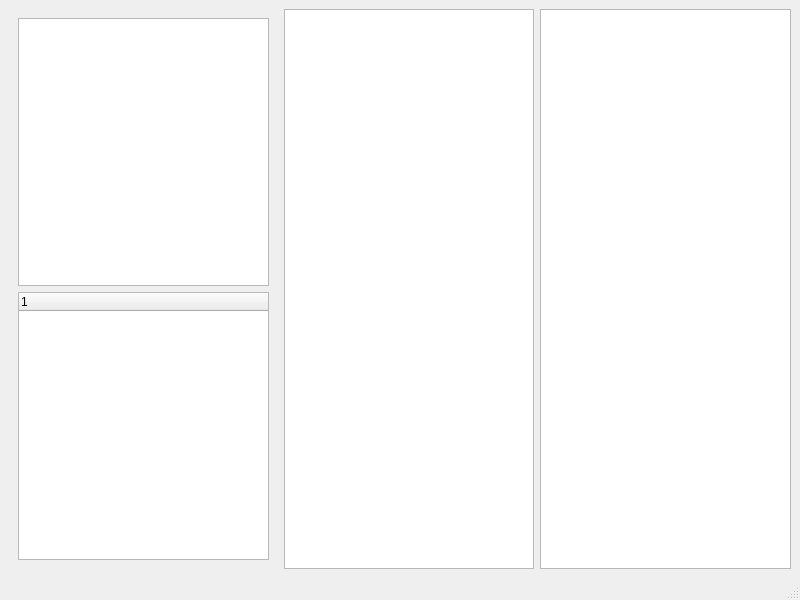
notmikeb/workspace, file btday/btdaycase.ui: the form before one commit.
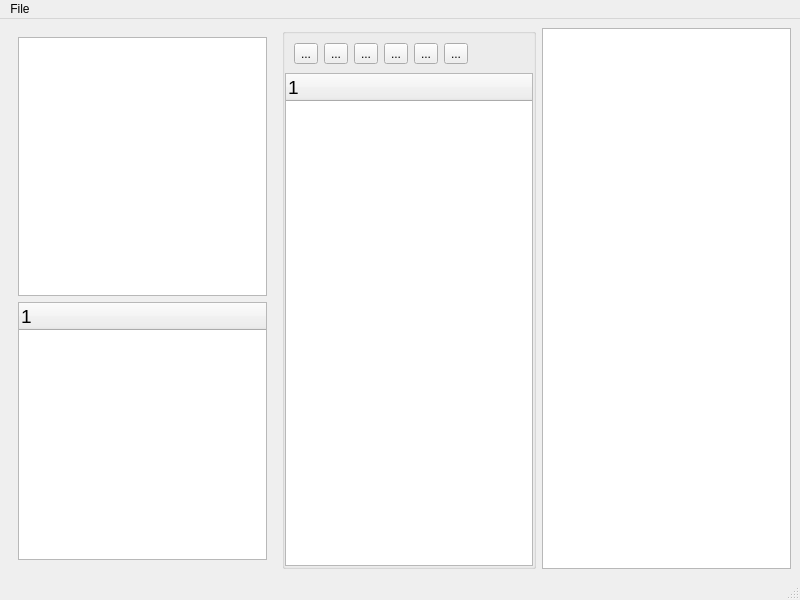
The form after the commit.

Commit message: btday ui sample

The edit to the form file:
```diff
--- a/btday/btdaycase.ui
+++ b/btday/btdaycase.ui
@@ -27,20 +27,42 @@
         </property>
         <layout class="QGridLayout" name="gridLayout">
          <item row="0" column="0">
-          <widget class="QListWidget" name="listWidget">
+          <widget class="QListWidget" name="list1">
+           <property name="minimumSize">
+            <size>
+             <width>44</width>
+             <height>44</height>
+            </size>
+           </property>
            <property name="maximumSize">
             <size>
              <width>16777215</width>
              <height>16777215</height>
             </size>
            </property>
+           <property name="font">
+            <font>
+             <pointsize>14</pointsize>
+            </font>
+           </property>
            <property name="modelColumn">
             <number>0</number>
            </property>
           </widget>
          </item>
          <item row="1" column="0">
-          <widget class="QTreeWidget" name="treeWidget">
+          <widget class="QTreeWidget" name="tree1">
+           <property name="minimumSize">
+            <size>
+             <width>44</width>
+             <height>44</height>
+            </size>
+           </property>
+           <property name="font">
+            <font>
+             <pointsize>14</pointsize>
+            </font>
+           </property>
            <column>
             <property name="text">
              <string notr="true">1</string>
@@ -52,10 +74,121 @@
        </widget>
       </item>
       <item>
-       <widget class="QTreeView" name="treeView_2"/>
+       <widget class="QGroupBox" name="groupBox">
+        <property name="title">
+         <string/>
+        </property>
+        <layout class="QVBoxLayout" name="verticalLayout">
+         <property name="spacing">
+          <number>0</number>
+         </property>
+         <property name="sizeConstraint">
+          <enum>QLayout::SetMaximumSize</enum>
+         </property>
+         <property name="leftMargin">
+          <number>0</number>
+         </property>
+         <property name="topMargin">
+          <number>0</number>
+         </property>
+         <property name="rightMargin">
+          <number>0</number>
+         </property>
+         <property name="bottomMargin">
+          <number>0</number>
+         </property>
+         <item>
+          <widget class="QWidget" name="widget_2" native="true">
+           <layout class="QHBoxLayout" name="horizontalLayout_3">
+            <item>
+             <widget class="QToolButton" name="tbnUp">
+              <property name="minimumSize">
+               <size>
+                <width>0</width>
+                <height>0</height>
+               </size>
+              </property>
+              <property name="text">
+               <string>...</string>
+              </property>
+             </widget>
+            </item>
+            <item>
+             <widget class="QToolButton" name="tbnDown">
+              <property name="text">
+               <string>...</string>
+              </property>
+             </widget>
+            </item>
+            <item>
+             <widget class="QToolButton" name="tbnLeft">
+              <property name="text">
+               <string>...</string>
+              </property>
+             </widget>
+            </item>
+            <item>
+             <widget class="QToolButton" name="tbnRight">
+              <property name="text">
+               <string>...</string>
+              </property>
+             </widget>
+            </item>
+            <item>
+             <widget class="QToolButton" name="tbnAdd">
+              <property name="text">
+               <string>...</string>
+              </property>
+             </widget>
+            </item>
+            <item>
+             <widget class="QToolButton" name="tbnRemove">
+              <property name="text">
+               <string>...</string>
+              </property>
+             </widget>
+            </item>
+            <item>
+             <spacer name="horizontalSpacer">
+              <property name="orientation">
+               <enum>Qt::Horizontal</enum>
+              </property>
+              <property name="sizeHint" stdset="0">
+               <size>
+                <width>40</width>
+                <height>20</height>
+               </size>
+              </property>
+             </spacer>
+            </item>
+           </layout>
+          </widget>
+         </item>
+         <item>
+          <widget class="QTreeWidget" name="tree2">
+           <property name="font">
+            <font>
+             <pointsize>14</pointsize>
+            </font>
+           </property>
+           <column>
+            <property name="text">
+             <string notr="true">1</string>
+            </property>
+           </column>
+          </widget>
+         </item>
+        </layout>
+       </widget>
       </item>
       <item>
-       <widget class="QTableWidget" name="tableWidget"/>
+       <widget class="QTableWidget" name="tbl1">
+        <property name="font">
+         <font>
+          <pointsize>14</pointsize>
+         </font>
+        </property>
+       </widget>
       </item>
      </layout>
     </item>
@@ -70,6 +203,14 @@
      <height>21</height>
     </rect>
    </property>
+   <widget class="QMenu" name="menuFile">
+    <property name="title">
+     <string>File</string>
+    </property>
+    <addaction name="actionOpen"/>
+    <addaction name="actionSave"/>
+   </widget>
+   <addaction name="menuFile"/>
   </widget>
   <widget class="QStatusBar" name="statusbar"/>
  </widget>
```
Left out of the diff: 10 changed lines with no effect on the pictures. The commit also changes 5 other files.
